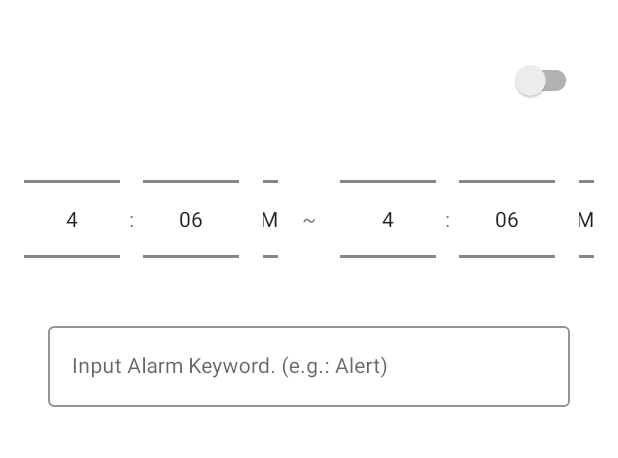
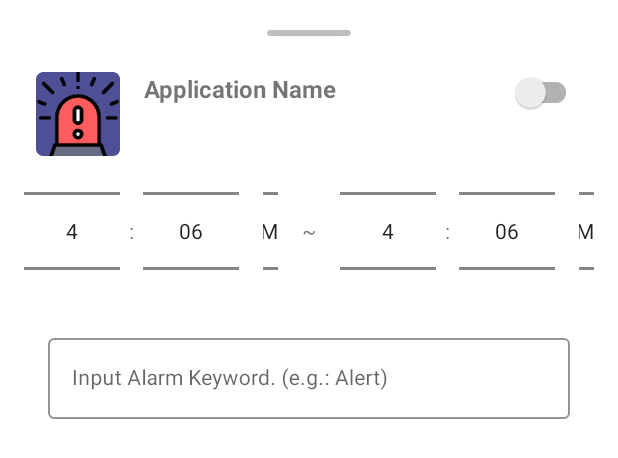
Before and after one commit to roomedia/Noti_Alarm, an Android app: the layout fragment_edit_keyword.xml on its own in the app's theme, with its tools: preview values and no code run, on a phone screen of 412 x 824 dp. Shown: the top 458 px of the screen. Run offline under Robolectric (Android 15) with nearby library versions, the phone set to English and light mode, and no system bars.

Commit message:
데이터베이스에 App 추가 및 애플리케이션 추가/삭제 시 실시간 반영

```diff
--- a/app/build.gradle
+++ b/app/build.gradle
@@ -11,7 +11,7 @@ android {
         minSdkVersion 21
         targetSdkVersion 30
         versionCode 1
-        versionName "1.0"
+        versionName "1.3"
 
         testInstrumentationRunner "androidx.test.runner.AndroidJUnitRunner"
     }
--- a/app/src/main/java/com/roomedia/dawn_down_alarm/domain/CommonDao.kt
+++ b/app/src/main/java/com/roomedia/dawn_down_alarm/domain/CommonDao.kt
@@ -1,6 +1,5 @@
 package com.roomedia.dawn_down_alarm.domain
 
-import androidx.lifecycle.LiveData
 import androidx.room.*
 
 @Dao
@@ -13,6 +12,4 @@ interface CommonDao<T> {
 
     @Delete
     fun delete(entities: List<T>)
-
-    fun getAll(): LiveData<List<T>>
 }
--- a/app/src/main/java/com/roomedia/dawn_down_alarm/domain/KeywordDao.kt
+++ b/app/src/main/java/com/roomedia/dawn_down_alarm/domain/KeywordDao.kt
@@ -7,8 +7,8 @@ import com.roomedia.dawn_down_alarm.entity.Keyword
 @Dao
 interface KeywordDao : CommonDao<Keyword> {
     @Query("SELECT * FROM Keyword")
-    override fun getAll(): LiveData<List<Keyword>>
+    fun getAll(): LiveData<List<Keyword>>
 
-    @Query("SELECT * FROM Keyword WHERE package == :packageName")
+    @Query("SELECT * FROM Keyword WHERE packageName == :packageName")
     fun get(packageName: String): LiveData<List<Keyword>>
 }
--- a/app/src/main/java/com/roomedia/dawn_down_alarm/presentation/AlarmApplication.kt
+++ b/app/src/main/java/com/roomedia/dawn_down_alarm/presentation/AlarmApplication.kt
@@ -6,6 +6,7 @@ import com.roomedia.dawn_down_alarm.domain.AppDatabase
 class AlarmApplication : Application() {
 
     private val database by lazy { AppDatabase.getInstance() }
+    val appDao by lazy { database.appDao() }
     val keywordDao by lazy { database.keywordDao() }
 
     override fun onCreate() {
--- a/app/src/main/res/layout/fragment_edit_keyword.xml
+++ b/app/src/main/res/layout/fragment_edit_keyword.xml
@@ -4,26 +4,41 @@
     xmlns:tools="http://schemas.android.com/tools">
 
     <data>
-        <variable name="app" type="com.roomedia.dawn_down_alarm.entity.App" />
+        <import type="java.util.List" />
+        <import type="com.roomedia.dawn_down_alarm.entity.App" />
+        <import type="com.roomedia.dawn_down_alarm.entity.Keyword" />
+
+        <variable name="app" type="App" />
+        <variable name="keywords" type="List&lt;Keyword>" />
     </data>
 
     <LinearLayout
         android:layout_width="match_parent"
         android:layout_height="wrap_content"
+        android:gravity="center_horizontal"
         android:orientation="vertical">
+
+        <com.google.android.material.card.MaterialCardView
+            android:layout_width="56dp"
+            android:layout_height="4dp"
+            android:layout_marginTop="20dp"
+            android:backgroundTint="@android:color/secondary_text_dark"
+            app:layout_constraintEnd_toEndOf="parent"
+            app:layout_constraintStart_toStartOf="parent"
+            app:layout_constraintTop_toTopOf="parent" />
 
         <LinearLayout
             android:layout_width="match_parent"
             android:layout_height="match_parent"
-            android:padding="24dp"
-            android:layout_marginTop="16dp">
+            android:padding="24dp">
 
             <ImageView
                 android:id="@+id/iconImageView"
                 android:layout_width="56dp"
                 android:layout_height="56dp"
+                android:contentDescription="@string/icon_description"
                 android:src="@{app.icon}"
-                android:contentDescription="@string/icon_description" />
+                tools:src="@mipmap/ic_launcher" />
 
             <TextView
                 android:id="@+id/nameTextView"
@@ -33,16 +48,17 @@
                 android:layout_weight="1"
                 android:text="@{app.appName}"
                 android:textSize="16sp"
-                android:textStyle="bold" />
+                android:textStyle="bold"
+                tools:text="Application Name" />
 
             <androidx.appcompat.widget.SwitchCompat
                 android:id="@+id/enableSwitch"
                 android:layout_width="wrap_content"
                 android:layout_height="match_parent"
+                android:enabled="@{app.enabled}"
                 android:gravity="top"
                 android:paddingStart="16dp"
-                android:paddingEnd="0dp"
-                android:enabled="@{app.enabled}" />
+                android:paddingEnd="0dp" />
         </LinearLayout>
 
         <LinearLayout
@@ -81,11 +97,11 @@
             android:id="@+id/keywordChipGroup"
             android:layout_width="match_parent"
             android:layout_height="wrap_content"
+            android:chipItems="@{keywords}"
             android:paddingStart="32dp"
+            android:paddingTop="24dp"
             android:paddingEnd="24dp"
-            android:paddingTop="24dp"
-            android:paddingBottom="0dp"
-            android:chipItems="@{app.keywords}" />
+            android:paddingBottom="0dp" />
 
         <com.google.android.material.textfield.TextInputLayout
             android:id="@+id/keywordInputLayout"
```
Also changed, not shown: app/src/main/java/com/roomedia/dawn_down_alarm/data/AppListViewModel.kt (+11 -35 lines), app/src/main/java/com/roomedia/dawn_down_alarm/data/CommonViewModel.kt (+4 -4 lines), app/src/main/java/com/roomedia/dawn_down_alarm/domain/AppDao.kt (added, +49 -0 lines), app/src/main/java/com/roomedia/dawn_down_alarm/domain/AppDatabase.kt (+30 -2 lines), app/src/main/java/com/roomedia/dawn_down_alarm/entity/App.kt (deleted, +0 -23 lines), app/src/main/java/com/roomedia/dawn_down_alarm/entity/Converters.kt (added, +27 -0 lines), app/src/main/java/com/roomedia/dawn_down_alarm/entity/Entity.kt (added, +44 -0 lines), app/src/main/java/com/roomedia/dawn_down_alarm/entity/Keyword.kt (deleted, +0 -11 lines), app/src/main/java/com/roomedia/dawn_down_alarm/presentation/view/adapter/AppListAdapter.kt (+10 -18 lines), app/src/main/java/com/roomedia/dawn_down_alarm/presentation/view/fragment/AppListFragment.kt (+6 -5 lines), app/src/main/java/com/roomedia/dawn_down_alarm/presentation/view/fragment/EditKeywordBottomSheetDialogFragment.kt (+4 -3 lines), app/src/main/java/com/roomedia/dawn_down_alarm/util/ExtensionFunctions.kt (+13 -0 lines), app/src/main/res/layout/item_app_list.xml (+14 -9 lines).
